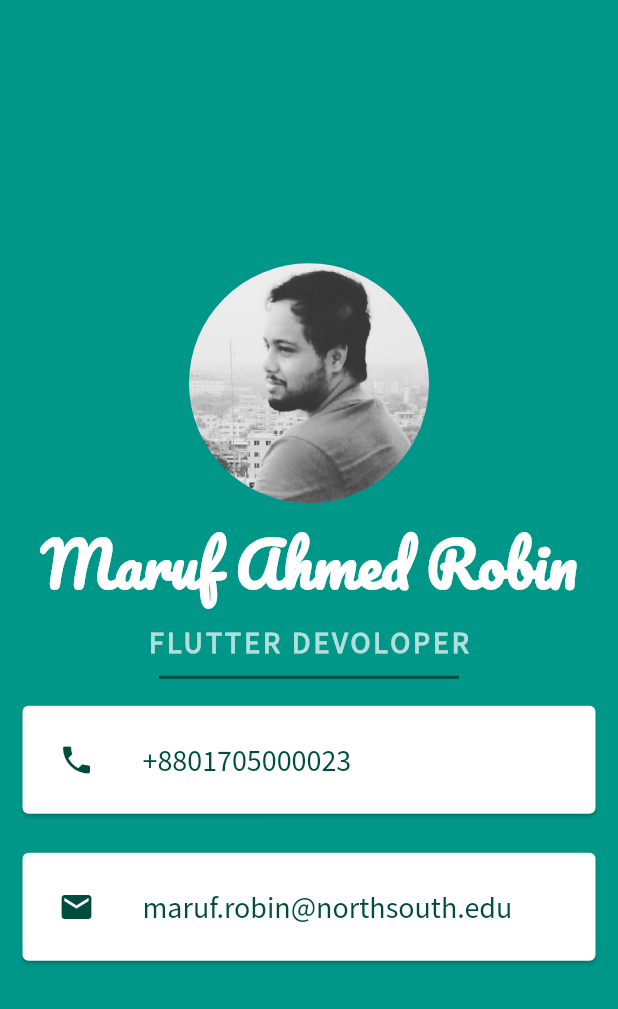
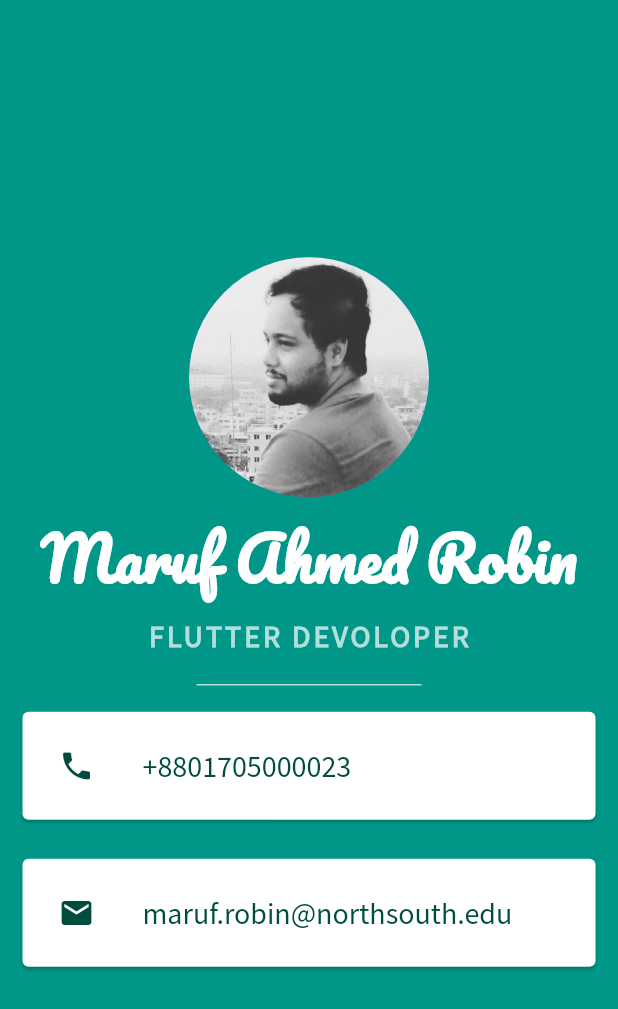
Before and after one commit to marufrobin/Flutter_week-2, a Flutter app: the screen it shows after launch, on a phone screen of 412 x 824 dp. Shown: the top 1009 px of the screen. Run offline on Flutter 3.47's test engine with Material 2 defaults, Android fonts, the phone set to English and light mode, and no system bars.

Commit message:
Modifi the Divider and Project Done.

```diff
--- a/mi_card/lib/main.dart
+++ b/mi_card/lib/main.dart
@@ -6,7 +6,10 @@ void main() {
 }
 
 class MyApp extends StatelessWidget {
-  List<IconData> icon = [Icons.phone, Icons.mail];
+  List<IconData> icon = [
+    Icons.phone,
+    Icons.mail,
+  ];
 
   Widget cardView({required String titleName, required int index}) {
     return Card(
@@ -75,12 +78,12 @@ class MyApp extends StatelessWidget {
                     height: 10,
                   ),
                   Container(
-                    height: 2,
-                    width: 200,
-                    color: Colors.teal.shade900,
-                  ),
-                  SizedBox(
-                    height: 10,
+                    height: 20,
+                    width: 150,
+                    child: Divider(
+                      thickness: 1,
+                      color: Colors.teal.shade100,
+                    ),
                   ),
                   cardView(titleName: '+8801705000023', index: 0),
                   SizedBox(
```
